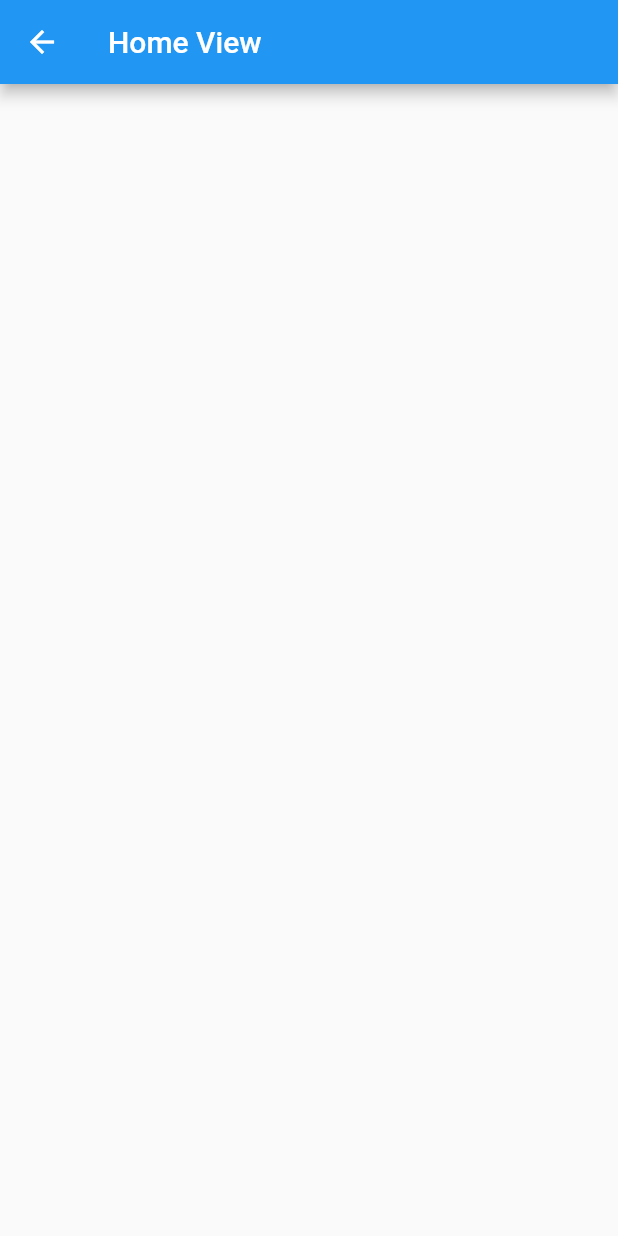
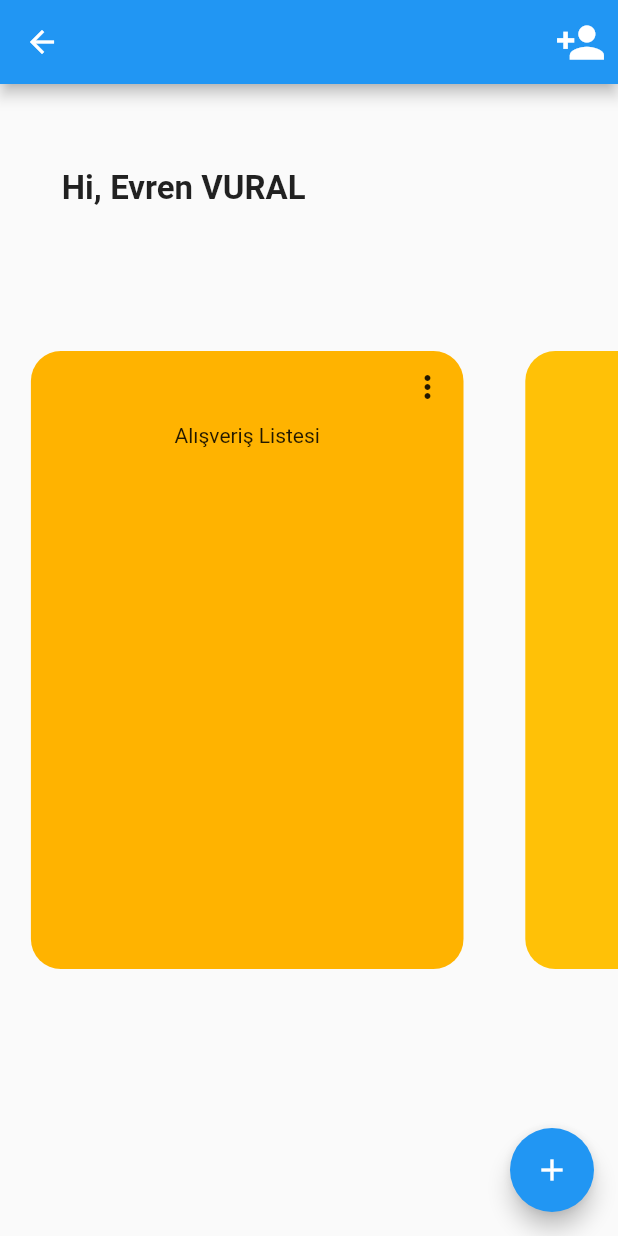
Before and after one commit to evrenvural/shared-todo-mobile, a Flutter app: the HomeView screen opened directly, on a phone screen of 412 x 824 dp. Run offline on Flutter 3.47's test engine with Material 2 defaults, Android fonts, the phone set to English and light mode, and no system bars; our stand-ins replace shared_preferences; accounts and stored records are empty.

Commit message:
home ui designing

```diff
--- /dev/null
+++ b/lib/core/constant/size.dart
@@ -0,0 +1,7 @@
+import 'package:flutter/material.dart';
+
+double dynamicHeight(BuildContext context, double value) =>
+    MediaQuery.of(context).size.height * value;
+
+double dynamicWidth(BuildContext context, double value) =>
+    MediaQuery.of(context).size.width * value;
--- a/lib/view/home.dart
+++ b/lib/view/home.dart
@@ -1,4 +1,5 @@
 import 'package:flutter/material.dart';
+import 'package:shared_todo_mobile/core/constant/size.dart';
 
 class HomeView extends StatefulWidget {
   HomeView({Key key}) : super(key: key);
@@ -8,11 +9,82 @@ class HomeView extends StatefulWidget {
 }
 
 class _HomeViewState extends State<HomeView> {
+  final List<String> entries = <String>['A', 'B', 'C'];
+  final List<int> colorCodes = <int>[600, 500, 100];
+
   @override
   Widget build(BuildContext context) {
     return Scaffold(
       appBar: AppBar(
-        title: Text("Home View"),
+        actions: <Widget>[
+          IconButton(
+            icon: Icon(Icons.person_add),
+            iconSize: 34,
+            onPressed: () {},
+          )
+        ],
+      ),
+      body: Column(
+        children: <Widget>[
+          Container(
+            alignment: Alignment.bottomLeft,
+            padding:
+                EdgeInsetsDirectional.only(start: dynamicWidth(context, 0.1)),
+            height: dynamicHeight(context, 0.1),
+            child: Text(
+              'Hi, Evren VURAL',
+              textAlign: TextAlign.left,
+              style: TextStyle(
+                fontWeight: FontWeight.bold,
+                fontSize: 22,
+              ),
+            ),
+          ),
+          Expanded(
+            child: Center(
+              child: Container(
+                height: dynamicHeight(context, 0.5),
+                child: ListView.separated(
+                  scrollDirection: Axis.horizontal,
+                  itemCount: entries.length,
+                  itemBuilder: (BuildContext context, int index) {
+                    return Container(
+                      margin: EdgeInsets.only(
+                          left: dynamicWidth(context, 0.05),
+                          right: dynamicWidth(context, 0.05)),
+                      width: dynamicWidth(context, 0.7),
+                      decoration: BoxDecoration(
+                        borderRadius: BorderRadius.circular(20),
+                        color: Colors.amber[colorCodes[index]],
+                      ),
+                      child: Column(children: <Widget>[
+                        Align(
+                          alignment: Alignment(1, 0.8),
+                          child: IconButton(
+                            icon: Icon(Icons.more_vert),
+                            onPressed: () {},
+                          ),
+                        ),
+                        Center(
+                          child: Text("Alışveriş Listesi"),
+                        )
+                      ]),
+                    );
+                  },
+                  separatorBuilder: (BuildContext context, int index) =>
+                      const Divider(),
+                ),
+              ),
+            ),
+          ),
+          SizedBox(
+            height: dynamicHeight(context, 0.1),
+          )
+        ],
+      ),
+      floatingActionButton: FloatingActionButton(
+        child: Icon(Icons.add),
+        onPressed: () {},
       ),
     );
   }
```
